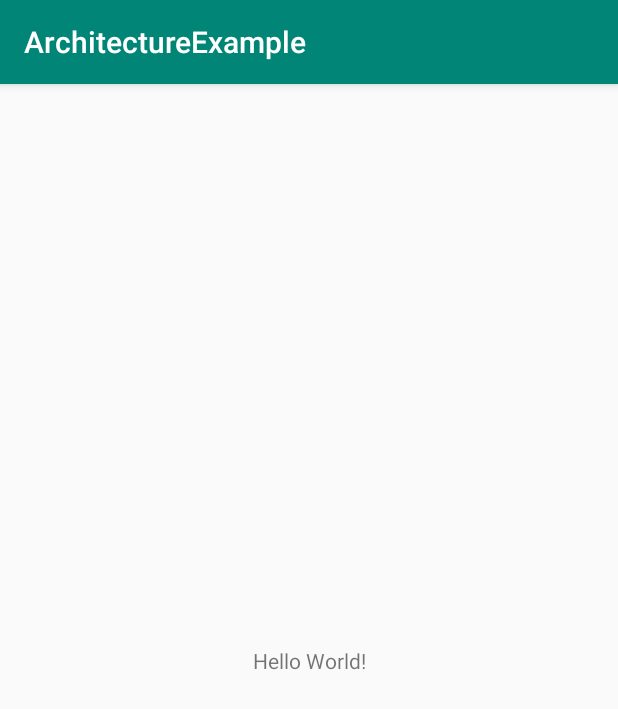
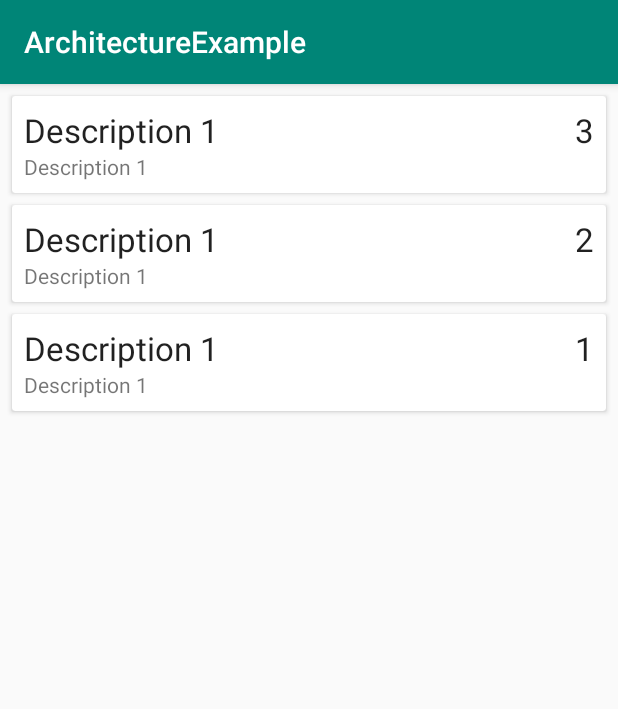
Before and after one commit to SulaimanAshiru/ArchitectureExample, an Android app: the screen it shows after launch (MainActivity), on a phone screen of 412 x 824 dp. Shown: the top 709 px of the screen. Run offline under Robolectric (Android 15) with nearby library versions, the phone set to English and light mode, and no system bars; our stand-ins replace Room's generated code.

Commit message:
added NoteAdapter and note_item and added recyclerview to activity_main

```diff
--- a/app/src/main/java/com/example/architectureexample/MainActivity.java
+++ b/app/src/main/java/com/example/architectureexample/MainActivity.java
@@ -3,6 +3,8 @@ package com.example.architectureexample;
 import androidx.appcompat.app.AppCompatActivity;
 import androidx.lifecycle.Observer;
 import androidx.lifecycle.ViewModelProviders;
+import androidx.recyclerview.widget.LinearLayoutManager;
+import androidx.recyclerview.widget.RecyclerView;
 
 import android.os.Bundle;
 import android.widget.Toast;
@@ -18,12 +20,18 @@ public class MainActivity extends AppCompatActivity {
         super.onCreate(savedInstanceState);
         setContentView(R.layout.activity_main);
 
+       RecyclerView recyclerView = findViewById(R.id.recycler_view);
+       recyclerView.setLayoutManager(new LinearLayoutManager(this));
+       recyclerView.setHasFixedSize(true);
+
+       final NoteAdapter adapter = new NoteAdapter();
+       recyclerView.setAdapter(adapter);
+
         noteViewModel = ViewModelProviders.of(this).get(NoteViewModel.class);
         noteViewModel.getAllNotes().observe(this, new Observer<List<Note>>() {
             @Override
             public void onChanged(List<Note> notes) {
-                //update RecyclerView
-                Toast.makeText(MainActivity.this, "onChanged", Toast.LENGTH_SHORT).show();
+             adapter.setNotes(notes);
             }
         });
     }
--- /dev/null
+++ b/app/src/main/java/com/example/architectureexample/NoteAdapter.java
@@ -0,0 +1,58 @@
+package com.example.architectureexample;
+
+import android.view.LayoutInflater;
+import android.view.View;
+import android.view.ViewGroup;
+import android.widget.TextView;
+
+import androidx.annotation.NonNull;
+import androidx.recyclerview.widget.RecyclerView;
+
+import java.util.ArrayList;
+import java.util.List;
+
+public class NoteAdapter extends RecyclerView.Adapter<NoteAdapter.NoteHolder> {
+    private List<Note> notes = new ArrayList<>();
+
+    @NonNull
+    @Override
+    public NoteHolder onCreateViewHolder(@NonNull ViewGroup parent, int viewType) {
+        View itemView = LayoutInflater.from(parent.getContext())
+                .inflate(R.layout.note_item, parent, false);
+        return new NoteHolder(itemView);
+
+    }
+
+    @Override
+    public void onBindViewHolder(@NonNull NoteHolder holder, int position) {
+        Note currentNote = notes.get(position);
+        holder.textViewTitle.setText(currentNote.getDescription());
+        holder.textViewDescription.setText(currentNote.getDescription());
+        holder.textViewPriority.setText(String.valueOf(currentNote.getPriority()));
+
+    }
+
+    @Override
+    public int getItemCount() {
+        return notes.size();
+    }
+
+    public void setNotes (List<Note> notes) {
+        this.notes = notes;
+        notifyDataSetChanged();
+    }
+
+    class NoteHolder extends RecyclerView.ViewHolder{
+
+        private TextView textViewTitle;
+        private TextView textViewDescription;
+        private TextView textViewPriority;
+
+        public NoteHolder (View itemView) {
+            super(itemView);
+            textViewTitle = itemView.findViewById(R.id.text_view_title);
+            textViewDescription = itemView.findViewById(R.id.text_view_description);
+            textViewPriority = itemView.findViewById(R.id.text_view_priority);
+        }
+    }
+}
--- a/app/src/main/res/layout/activity_main.xml
+++ b/app/src/main/res/layout/activity_main.xml
@@ -6,13 +6,10 @@
     android:layout_height="match_parent"
     tools:context=".MainActivity">
 
-    <TextView
-        android:layout_width="wrap_content"
-        android:layout_height="wrap_content"
-        android:text="Hello World!"
-        app:layout_constraintBottom_toBottomOf="parent"
-        app:layout_constraintLeft_toLeftOf="parent"
-        app:layout_constraintRight_toRightOf="parent"
-        app:layout_constraintTop_toTopOf="parent" />
+    <androidx.recyclerview.widget.RecyclerView
+        android:layout_width="match_parent"
+        android:layout_height="match_parent"
+        android:id="@+id/recycler_view"
+        tools:listitem="@layout/note_item"/>
 
 </androidx.constraintlayout.widget.ConstraintLayout>
--- /dev/null
+++ b/app/src/main/res/layout/note_item.xml
@@ -0,0 +1,45 @@
+<?xml version="1.0" encoding="utf-8"?>
+<androidx.cardview.widget.CardView xmlns:android="http://schemas.android.com/apk/res/android"
+    android:layout_width="match_parent"
+    android:layout_height="wrap_content"
+    android:layout_marginEnd="8dp"
+    android:layout_marginStart="8dp"
+    android:layout_marginTop="8dp">
+
+    <RelativeLayout
+        android:layout_width="wrap_content"
+        android:layout_height="wrap_content"
+        android:padding="8dp">
+
+
+        <TextView
+            android:layout_width="wrap_content"
+            android:layout_height="wrap_content"
+            android:id="@+id/text_view_priority"
+            android:layout_alignParentEnd="true"
+            android:layout_alignParentRight="true"
+            android:textAppearance="@style/TextAppearance.AppCompat.Large"
+            android:text="1"/>
+
+        <TextView
+            android:id="@+id/text_view_title"
+            android:layout_width="wrap_content"
+            android:layout_height="wrap_content"
+            android:text="Title"
+            android:textAppearance="@style/TextAppearance.AppCompat.Large"
+            android:maxLines="1"
+            android:layout_toStartOf="@id/text_view_priority"
+            android:ellipsize="end"
+            android:layout_alignParentStart="true"
+            android:layout_toLeftOf="@id/text_view_priority"
+            android:layout_alignParentLeft="true" />
+
+        <TextView
+            android:id="@+id/text_view_description"
+            android:layout_width="wrap_content"
+            android:layout_height="wrap_content"
+            android:layout_below="@id/text_view_title"
+            android:text="Description"/>
+
+    </RelativeLayout>
+</androidx.cardview.widget.CardView>
```
